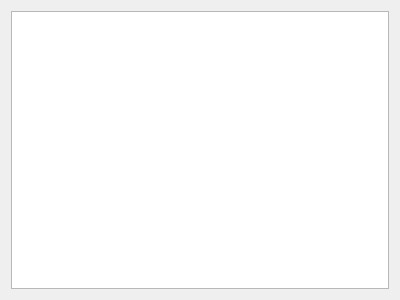
Before: the Qt Designer form qtgui/sasdataView.ui in molybd/Model2SAS, drawn with Qt 5.
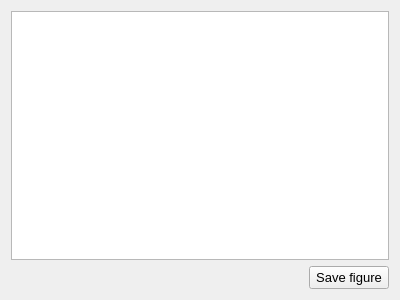
After: the same form once the commit is applied.

Commit message: add function: save figure for each plot

```diff
--- a/qtgui/sasdataView.ui
+++ b/qtgui/sasdataView.ui
@@ -19,10 +19,30 @@
   <property name="windowTitle">
    <string>SAS data view</string>
   </property>
-  <layout class="QVBoxLayout" name="verticalLayout">
-   <item>
+  <layout class="QGridLayout" name="gridLayout">
+   <item row="0" column="0" colspan="2">
     <widget class="QGraphicsView" name="graphicsView"/>
    </item>
+   <item row="1" column="0">
+    <spacer name="horizontalSpacer">
+     <property name="orientation">
+      <enum>Qt::Horizontal</enum>
+     </property>
+     <property name="sizeHint" stdset="0">
+      <size>
+       <width>298</width>
+       <height>20</height>
+      </size>
+     </property>
+    </spacer>
+   </item>
+   <item row="1" column="1">
+    <widget class="QPushButton" name="pushButton_saveFigure">
+     <property name="text">
+      <string>Save figure</string>
+     </property>
+    </widget>
+   </item>
   </layout>
  </widget>
  <resources/>
```
The commit also changes 8 other files.
